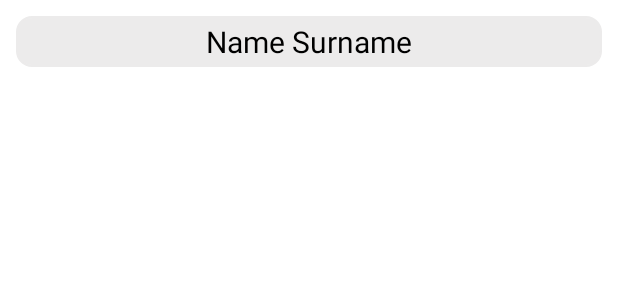
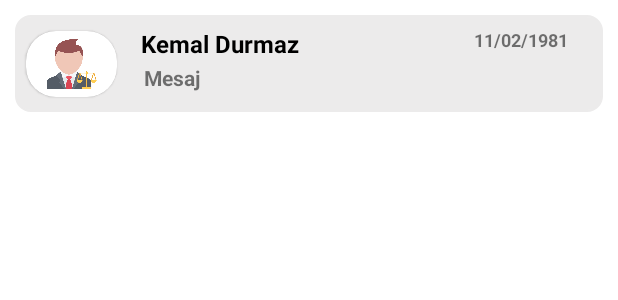
Before and after one commit to engingulek/AvukatimAnroidApp, an Android app: the layout user_list_design.xml on its own in the app's theme, with its tools: preview values and no code run, on a phone screen of 412 x 824 dp. Shown: the top 300 px of the screen. Run offline under Robolectric (Android 15) with nearby library versions, the phone set to English and light mode, and no system bars.

Commit message:
ClientUserListDesing:AddDate-LastMessage

```diff
--- a/Avukatım/app/src/main/java/com/example/test/adapter/ChatListAdapter.kt
+++ b/Avukatım/app/src/main/java/com/example/test/adapter/ChatListAdapter.kt
@@ -10,6 +10,14 @@ import androidx.navigation.Navigation
 import com.example.test.databinding.UserListDesignBinding
 import com.example.test.R
 import com.example.test.fragment.ClientTabLayoutFragmentDirections
+import com.google.firebase.Timestamp
+import com.google.firebase.firestore.FieldValue
+import com.squareup.picasso.Picasso
+import java.text.SimpleDateFormat
+import java.time.LocalDate
+import java.util.*
+import kotlin.collections.HashMap
+import kotlin.time.Duration.Companion.days
 
 class ChatListAdapter(var mContext: Context,var userList: HashMap<String,Any>)
     :RecyclerView.Adapter<ChatListAdapter.ChatHolder>() {
@@ -31,10 +39,74 @@ class ChatListAdapter(var mContext: Context,var userList: HashMap<String,Any>)
 
     override fun onBindViewHolder(holder: ChatHolder, position: Int) {
         val userName = userList.get("getUserName")
+        val contactImage = userList.get("lawyerImage")
+        val chatText = userList.get("chatText")
+        val timestamp = userList.get("date") as Timestamp
+
+
+        // mesajın atıldığı tarih
+        val milliseconds = timestamp.seconds * 1000 + timestamp.nanoseconds / 1000000
+        val sdf = SimpleDateFormat("dd/MM/yyyy")
+        val netDate = Date(milliseconds)
+        val messageSendDate = sdf.format(netDate).toString()
+
+
+        // mesajın atıldığı saat
+        val sdfHours = SimpleDateFormat("HH:mm")
+        val netHours = Date(milliseconds)
+        val messageLastHours = sdfHours.format(netHours).toString()
+
+
+
+
+        // mesajın atıldığı gün (sayı)
+        val sdfDay = SimpleDateFormat("dd")
+        val netDateDay = Date(milliseconds)
+        val messageLastDay = sdfDay.format(netDateDay).toString()
+
+
+        // şuanki tarih
+        val sdfLocal = SimpleDateFormat("dd")
+        val currentDateDay = sdfLocal.format(Date()).toString()
+
+
+
+        Log.e("mm","${messageLastDay}")
+        Log.e("nn","${currentDateDay}")
+
+
+
+
+
+
+
 
 
         val textDesing = holder.userListDesignBinding
+
         textDesing.userNameText.text = userName.toString()
+        Picasso.get().load(contactImage.toString()).into(textDesing.contactImage)
+        Log.e("Last Message",chatText.toString())
+        textDesing.messageTextView.text = chatText.toString()
+
+        val dateDiff =  messageLastDay.toInt() - currentDateDay.toInt()
+        Log.e("Fark","${dateDiff}")
+
+
+
+        if (currentDateDay.toInt() == messageLastDay.toInt()){
+            textDesing.lastMessageDate.text = messageLastHours
+        }else if (dateDiff == 30 || dateDiff == 29 || dateDiff == 28 || dateDiff == 27 || dateDiff == -1){
+            textDesing.lastMessageDate.text = "Dün"
+        }else{
+            textDesing.lastMessageDate.text = messageSendDate
+        }
+
+
+
+
+
+
         val uuid = userList.get("getUid")
         textDesing.userNameText.setOnClickListener {
             Log.e("A3","${userName.toString()}")
--- a/Avukatım/app/src/main/java/com/example/test/fragment/ChatFragment.kt
+++ b/Avukatım/app/src/main/java/com/example/test/fragment/ChatFragment.kt
@@ -124,6 +124,10 @@ private  var chats = arrayListOf<Chat>()
                     clientNamaeData.put("clientid",sendUuid)
                     clientNamaeData.put("lawyerid",getuuid)
                     clientNamaeData.put("lawyerImage",lawyerImage)
+                    clientNamaeData.put("clientImage",it.photoUrl.toString())
+                    clientNamaeData.put("chatText",chatText)
+                    clientNamaeData.put("date",date!!)
+
 
                     Log.e("A1","${getuuid}")
                     Log.e("A2","${getuuid}")
--- a/Avukatım/app/src/main/java/com/example/test/fragment/ChatListFragment.kt
+++ b/Avukatım/app/src/main/java/com/example/test/fragment/ChatListFragment.kt
@@ -62,6 +62,8 @@ class ChatListFragment : Fragment() {
                                 chatUserList.put("getUserName",value.get("lawyerName")!!)
                                 chatUserList.put("getUid",value.get("lawyerid")!!)
                                 chatUserList.put("lawyerImage",value.get("lawyerImage")!!)
+                                chatUserList.put("chatText",value.get("chatText")!!)
+                                chatUserList.put("date",value.get("date")!!)
 
                                 Log.e("A6","${value.get("lawyerid")!!}")
                                 Log.e("A7","${chatUserList.get("getUid")}")
@@ -82,27 +84,7 @@ class ChatListFragment : Fragment() {
 
                     }
                 }
-
-
-
-
-
             }
-
-
-
-
-
-
-
-
-
-
-
-
-
-
-
 
 
         return design.root
--- a/Avukatım/app/src/main/res/layout/user_list_design.xml
+++ b/Avukatım/app/src/main/res/layout/user_list_design.xml
@@ -1,31 +1,104 @@
 <?xml version="1.0" encoding="utf-8"?>
-<layout xmlns:android="http://schemas.android.com/apk/res/android">
+<layout xmlns:tools="http://schemas.android.com/tools"
+    xmlns:app="http://schemas.android.com/apk/res-auto"
+    xmlns:android="http://schemas.android.com/apk/res/android">
 
 
-    <LinearLayout
-        android:id="@+id/llrow"
+    <androidx.constraintlayout.widget.ConstraintLayout
         android:layout_width="match_parent"
         android:layout_height="wrap_content"
+        android:layout_margin="10dp"
+        android:background="@drawable/chattext">
 
-        android:layout_margin="5dp">
+        <com.google.android.material.card.MaterialCardView
+            android:id="@+id/imageCardView"
+            android:layout_width="wrap_content"
+            android:layout_height="wrap_content"
+            android:layout_marginEnd="317dp"
+            app:cardCornerRadius="20dp"
+            android:background="@drawable/chattext"
+            app:layout_constraintBottom_toBottomOf="parent"
+            app:layout_constraintEnd_toEndOf="parent"
+            app:layout_constraintStart_toStartOf="parent"
+            app:layout_constraintTop_toTopOf="parent">
+
+            <androidx.constraintlayout.widget.ConstraintLayout
+                android:layout_width="match_parent"
+                android:layout_height="match_parent">
+
+                <ImageView
+                    android:id="@+id/contactImage"
+                    android:layout_width="50dp"
+                    android:layout_height="33dp"
+                    android:layout_marginStart="5dp"
+                    android:layout_marginTop="5dp"
+
+                    android:layout_marginEnd="5dp"
+                    android:layout_marginBottom="5dp"
+                    android:layout_weight="1"
+                    app:layout_constraintBottom_toBottomOf="parent"
+                    app:layout_constraintEnd_toEndOf="parent"
+                    app:layout_constraintHorizontal_bias="0.5"
+                    app:layout_constraintStart_toStartOf="parent"
+                    app:layout_constraintTop_toTopOf="parent"
+                    app:srcCompat="@drawable/lawyer" />
+            </androidx.constraintlayout.widget.ConstraintLayout>
+
+
+        </com.google.android.material.card.MaterialCardView>
 
         <TextView
             android:id="@+id/userNameText"
-            android:layout_width="match_parent"
-            android:layout_height="wrap_content"
-            android:layout_margin="5dp"
-            android:paddingLeft="10dp"
-            android:paddingTop="3dp"
-            android:paddingRight="10dp"
-            android:paddingBottom="3dp"
-            android:background="@drawable/chattext"
-            android:text="Name Surname"
+            android:layout_width="199dp"
+            android:layout_height="24dp"
+            android:layout_marginStart="17dp"
+            android:layout_marginTop="8dp"
+            android:layout_marginEnd="14dp"
+            android:text="Kemal Durmaz"
+            android:textAlignment="textStart"
+            android:textColor="#000000"
+            android:textSize="16sp"
+            android:textStyle="bold"
+            app:layout_constraintBottom_toTopOf="@+id/messageTextView"
+            app:layout_constraintEnd_toStartOf="@+id/lastMessageDate"
+            app:layout_constraintStart_toEndOf="@+id/imageCardView"
+            app:layout_constraintTop_toTopOf="parent" />
+
+        <TextView
+            android:id="@+id/messageTextView"
+            android:layout_width="290dp"
+            android:layout_height="27dp"
+            android:layout_marginStart="15dp"
+            android:layout_marginEnd="14dp"
+            android:layout_marginBottom="5dp"
+            android:text="Mesaj"
+            android:textStyle="bold"
+            app:layout_constraintBottom_toBottomOf="parent"
+            app:layout_constraintEnd_toEndOf="parent"
+            app:layout_constraintStart_toEndOf="@+id/imageCardView"
+            app:layout_constraintTop_toBottomOf="@+id/userNameText" />
+
+        <TextView
+            android:id="@+id/lastMessageDate"
+            android:layout_width="77dp"
+            android:layout_height="22dp"
+            android:layout_marginStart="1dp"
+            android:layout_marginTop="8dp"
+            android:layout_marginEnd="17dp"
+            android:layout_marginBottom="2dp"
+            android:text="11/02/1981"
             android:textAlignment="center"
-            android:textColor="@color/black"
-            android:textSize="20dp">
+            android:textSize="12sp"
+            android:textStyle="bold"
+            app:layout_constraintBottom_toTopOf="@+id/messageTextView"
+            app:layout_constraintEnd_toEndOf="parent"
+            app:layout_constraintStart_toEndOf="@+id/userNameText"
+            app:layout_constraintTop_toTopOf="parent" />
 
 
-        </TextView>
+    </androidx.constraintlayout.widget.ConstraintLayout>
 
-    </LinearLayout>
+
+
+
 </layout>
```
